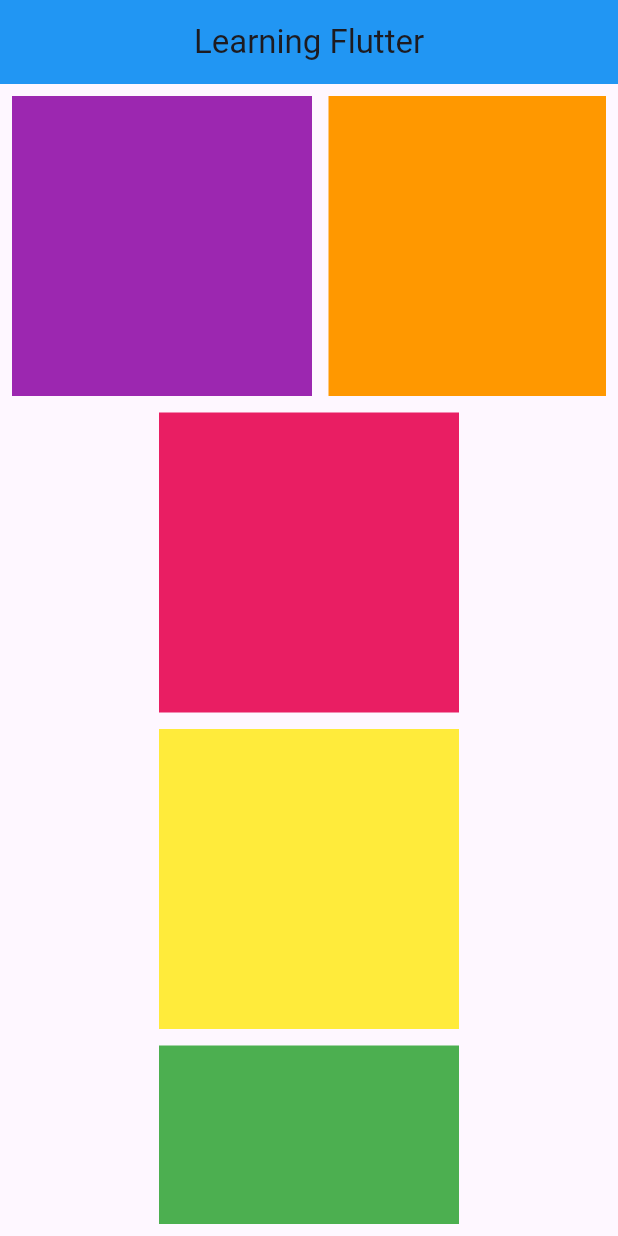
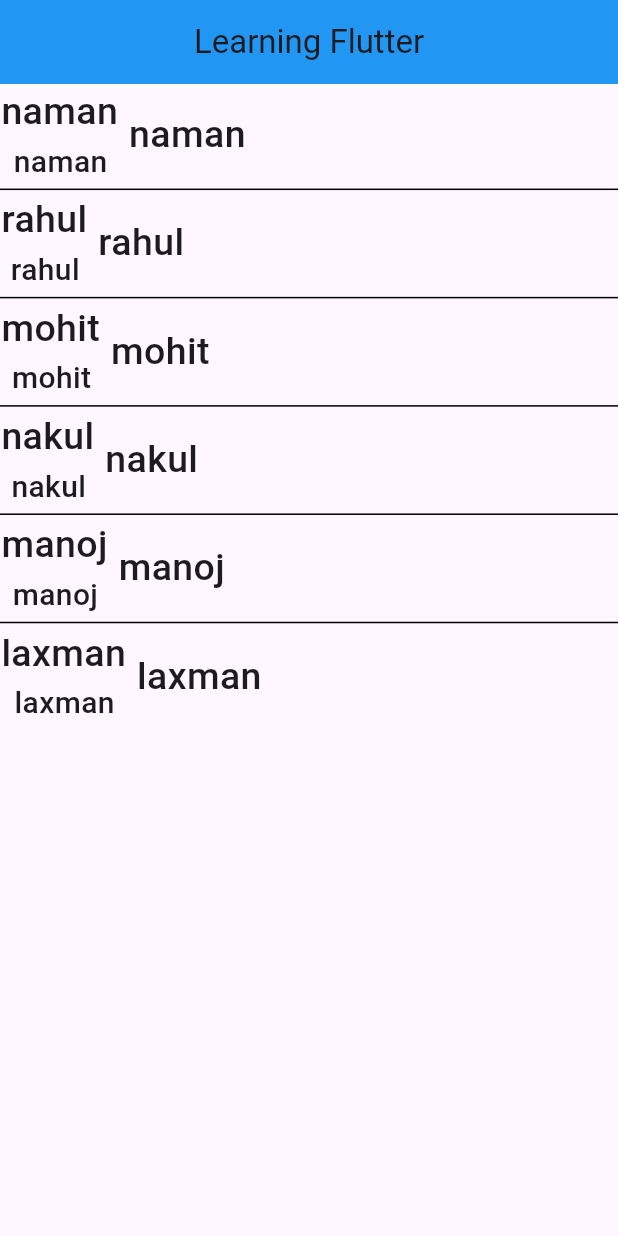
Before and after one commit to UmarTanwar3527/Learning_Flutter, a Flutter app: the screen it shows after launch, on a phone screen of 412 x 824 dp. Run offline on Flutter 3.47's test engine with Material 3 defaults, Android fonts, the phone set to English and light mode, and no system bars.

Commit message:
Understainding ListView and its Components

```diff
--- a/lib/main.dart
+++ b/lib/main.dart
@@ -33,6 +33,7 @@ class MyHomePage extends StatefulWidget {
 class _MyHomePageState extends State<MyHomePage> {
   @override
   Widget build(BuildContext context) {
+    var arrNames = ['naman', 'rahul', 'mohit', 'nakul', 'manoj', 'laxman'];
     return Scaffold(
       appBar: AppBar(
         // TRY THIS: Try changing the color here to a specific color (to
@@ -212,94 +213,170 @@ class _MyHomePageState extends State<MyHomePage> {
 
       // Understainding Flutter ScrollView Widgets & Its Types
       // body: Text("ScrollView and Its Types"),
-        body: Padding(
-            padding: const EdgeInsets.all(8.0),
-            child: SingleChildScrollView(
+      // body: Padding(
+      //     padding: const EdgeInsets.all(8.0),
+      //     child: SingleChildScrollView(
+      //         child: Column(
+      //       children: [
+      //         Padding(
+      //           padding: const EdgeInsets.only(bottom: 11),
+      //           child: SingleChildScrollView(
+      //             scrollDirection: Axis.horizontal,
+      //             child: Row(
+      //               children: [
+      //                 Container(
+      //                   height: 200,
+      //                   width: 200,
+      //                   color: Colors.purple,
+      //                   margin: EdgeInsets.only(right: 11),
+      //                 ),
+      //                 Container(
+      //                   height: 200,
+      //                   width: 200,
+      //                   color: Colors.orange,
+      //                   margin: EdgeInsets.only(right: 11),
+      //                 ),
+      //                 Container(
+      //                   height: 200,
+      //                   width: 200,
+      //                   color: Colors.cyan,
+      //                   margin: EdgeInsets.only(right: 11),
+      //                 ),
+      //                 Container(
+      //                   height: 200,
+      //                   width: 200,
+      //                   color: Colors.grey,
+      //                   margin: EdgeInsets.only(right: 11),
+      //                 ),
+      //                 Container(
+      //                   height: 200,
+      //                   width: 200,
+      //                   color: Colors.lightGreen,
+      //                   margin: EdgeInsets.only(right: 11),
+      //                 ),
+      //                 Container(
+      //                   height: 200,
+      //                   width: 200,
+      //                   color: Colors.pink,
+      //                   margin: EdgeInsets.only(right: 11),
+      //                 ),
+      //               ],
+      //             ),
+      //           ),
+      //         ),
+      //         Container(
+      //           height: 200,
+      //           width: 200,
+      //           color: Colors.pink,
+      //           margin: EdgeInsets.only(bottom: 11),
+      //         ),
+      //         Container(
+      //           height: 200,
+      //           width: 200,
+      //           color: Colors.yellow,
+      //           margin: EdgeInsets.only(bottom: 11),
+      //         ),
+      //         Container(
+      //           height: 200,
+      //           width: 200,
+      //           color: Colors.green,
+      //           margin: EdgeInsets.only(bottom: 11),
+      //         ),
+      //         Container(
+      //           height: 200,
+      //           width: 200,
+      //           color: Colors.red,
+      //           margin: EdgeInsets.only(bottom: 11),
+      //         ),
+      //         Container(
+      //           height: 200,
+      //           width: 200,
+      //           color: Colors.blue,
+      //           margin: EdgeInsets.only(bottom: 11),
+      //         ),
+      //         Container(
+      //           height: 200,
+      //           width: 200,
+      //           color: Colors.black,
+      //           margin: EdgeInsets.only(bottom: 11),
+      //         )
+      //       ],
+      //     ))));
+
+      // Understainding ListView and its Components
+      // body: ListView(
+      //   // scrollDirection: Axis.horizontal,
+      //   reverse: true,
+      //   children: const [
+      //     Text("One", style: TextStyle(fontSize: 25, fontWeight: FontWeight.w500)),
+      //     Text("Two", style: TextStyle(fontSize: 25, fontWeight: FontWeight.w500)),
+      //     Text("Three", style: TextStyle(fontSize: 25, fontWeight: FontWeight.w500)),
+      //     Text("Four", style: TextStyle(fontSize: 25, fontWeight: FontWeight.w500)),
+      //     Text("Five", style: TextStyle(fontSize: 25, fontWeight: FontWeight.w500)),
+      //   ],
+      // ),
+      // body: ListView.builder(itemBuilder: (context, index) {
+      //   return Text('${arrNames[index]} ', style: TextStyle(fontSize: 25, fontWeight: FontWeight.w500),);
+      // },
+      // itemCount: arrNames.length,
+      // // scrollDirection: Axis.horizontal,
+      // itemExtent: 100,
+      // ),
+      body: ListView.separated(
+        itemBuilder: (context, index) {
+          return Row(children: [
+            Padding(
+              padding: const EdgeInsets.all(0.8),
               child: Column(
                 children: [
+                  Text(
+                    '${arrNames[index]} ',
+                    style: TextStyle(fontSize: 25, fontWeight: FontWeight.w500),
+                  ),
                   Padding(
-                  padding: const EdgeInsets.only(bottom: 11),
-                  child: SingleChildScrollView(
-                    scrollDirection: Axis.horizontal,
-                    child: Row(
-                      children: [
-                        Container(
-                          height: 200,
-                          width: 200,
-                          color: Colors.purple,
-                          margin: EdgeInsets.only(right: 11),
-                        ),
-                        Container(
-                          height: 200,
-                          width: 200,
-                          color: Colors.orange,
-                          margin: EdgeInsets.only(right: 11),
-                        ),
-                        Container(
-                          height: 200,
-                          width: 200,
-                          color: Colors.cyan,
-                          margin: EdgeInsets.only(right: 11),
-                        ),
-                        Container(
-                          height: 200,
-                          width: 200,
-                          color: Colors.grey,
-                          margin: EdgeInsets.only(right: 11),
-                        ),
-                        Container(
-                          height: 200,
-                          width: 200,
-                          color: Colors.lightGreen,
-                          margin: EdgeInsets.only(right: 11),
-                        ),
-                        Container(
-                          height: 200,
-                          width: 200,
-                          color: Colors.pink,
-                          margin: EdgeInsets.only(right: 11),
-                        ),
+                      padding: const EdgeInsets.all(0.8),
+                      child: Text(
+                        '${arrNames[index]} ',
+                        style: TextStyle(
+                            fontSize: 20, fontWeight: FontWeight.w500),
+                      ))
                 ],
               ),
             ),
+            Text(
+              '${arrNames[index]} ',
+              style: TextStyle(fontSize: 25, fontWeight: FontWeight.w500),
             ),
-                Container(
-                  height: 200,
-                  width: 200,
-                  color: Colors.pink,
-                  margin: EdgeInsets.only(bottom: 11),
+          ]);
+        },
+        itemCount: arrNames.length,
+        separatorBuilder: (context, index) {
+          return Divider(
+            height: 4,
+            // thickness: 1,
+            color: Colors.black,
+          );
+        },
+        // scrollDirection: Axis.horizontal,
       ),
-                Container(
-                  height: 200,
-                  width: 200,
-                  color: Colors.yellow,
-                  margin: EdgeInsets.only(bottom: 11),
-                ),
-                Container(
-                  height: 200,
-                  width: 200,
-                  color: Colors.green,
-                  margin: EdgeInsets.only(bottom: 11),
-                ),
-                Container(
-                  height: 200,
-                  width: 200,
-                  color: Colors.red,
-                  margin: EdgeInsets.only(bottom: 11),
-                ),
-                Container(
-                  height: 200,
-                  width: 200,
-                  color: Colors.blue,
-                  margin: EdgeInsets.only(bottom: 11),
-                ),
-                Container(
-                  height: 200,
-                  width: 200,
-                  color: Colors.black,
-                  margin: EdgeInsets.only(bottom: 11),
-                )
-              ],
-            ))));
+
+
+
+      // UnderstaindingGridView Widget
+      // body: GridView.count(
+      //   crossAxisCount: 3,
+      //   children: List.generate(
+      //     100,
+      //     (index) => Card(
+      //       child: Center(
+      //         child: Text(
+      //           "Item $index",
+      //           style: TextStyle(fontSize: 25),
+      //         ),
+      //       ),
+      //     ),
+      //   )
+      // )
+    );
   }
 }
```
Lines whose indentation alone changed are shown as unchanged.
